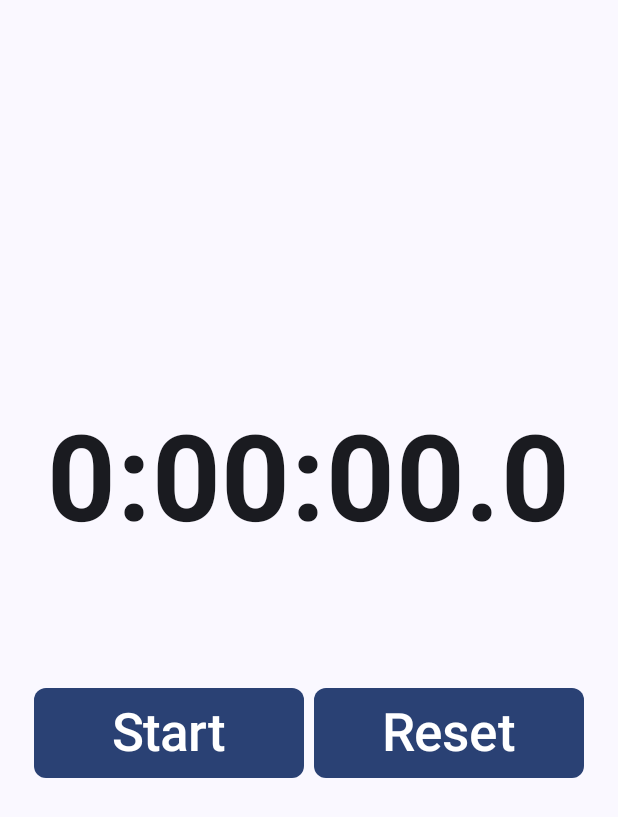
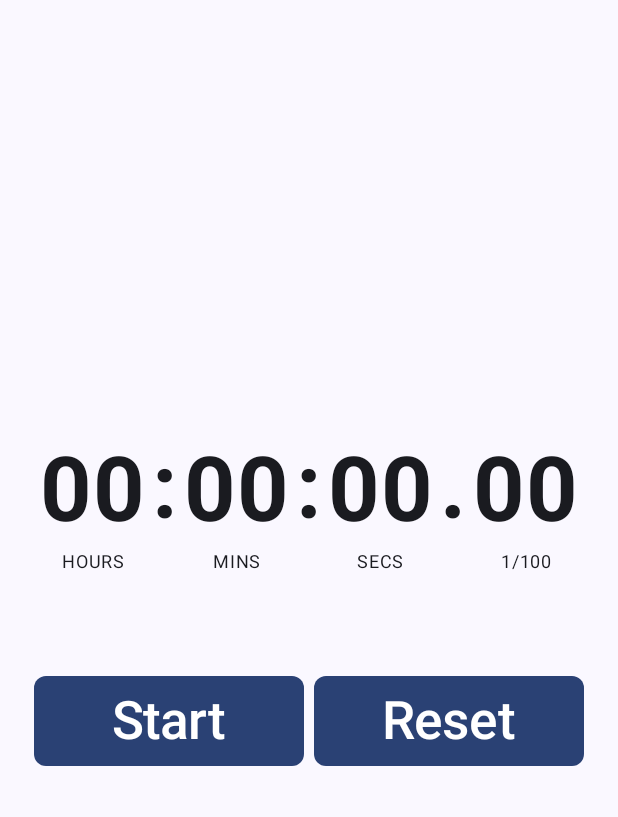
Before and after one commit to scottysyntax/stopwatchapp, an Android app built with Jetpack Compose: the screen it shows after launch (MainActivity), on a phone screen of 412 x 824 dp. Shown: the top 817 px of the screen. Run offline under Robolectric (Android 15) with nearby library versions, the phone set to English and light mode, and no system bars.

Commit message:
font and alighment changes, new labels

```diff
--- a/app/build.gradle.kts
+++ b/app/build.gradle.kts
@@ -41,6 +41,22 @@ android {
 
 dependencies {
 
+    // Import the Compose BOM
+    implementation(platform("androidx.compose:compose-bom:2024.06.00"))
+
+    // Add core Compose libraries without version numbers
+    implementation("androidx.compose.ui:ui")
+    implementation("androidx.compose.ui:ui-graphics")
+    implementation("androidx.compose.ui:ui-tooling-preview")
+    implementation("androidx.compose.material3:material3")
+    implementation("androidx.compose.ui:ui-tooling")
+    implementation("androidx.activity:activity-compose")
+
+    // The ui-layout dependency should not have a version
+    //implementation("androidx.compose.ui:ui-layout")
+
+    //implementation("androidx.compose.ui:ui-layout:1.7.0")
+
     implementation(libs.androidx.core.ktx)
     implementation(libs.androidx.lifecycle.runtime.ktx)
     implementation(libs.androidx.activity.compose)
--- a/app/src/main/java/com/example/stopwatchapp/MainActivity.kt
+++ b/app/src/main/java/com/example/stopwatchapp/MainActivity.kt
@@ -58,6 +58,13 @@ fun StopwatchScreen() {
         }
     }
 
+    // New way to extract time values for individual display
+    val totalSeconds = elapsedTimeInMillis / 1000
+    val hours = TimeUnit.SECONDS.toHours(totalSeconds)
+    val minutes = TimeUnit.SECONDS.toMinutes(totalSeconds) % 60
+    val secs = totalSeconds % 60
+    val hundredths = (elapsedTimeInMillis % 1000) / 10
+
     // Main Column
     Column(
         modifier = Modifier.fillMaxSize(),
@@ -65,19 +72,58 @@ fun StopwatchScreen() {
         horizontalAlignment = Alignment.CenterHorizontally
     ) {
         // Sets the font attributes for the numbers
+        /*
         Text(
             text = formatTime(elapsedTimeInMillis   ),
             fontSize = 80.sp,
             fontWeight = FontWeight.Bold,
             modifier = Modifier.padding(bottom = 60.dp)
         )
-
+        */
+        // Row to hold all the number columns
+        Row(
+            modifier = Modifier.padding(bottom = 32.dp),
+            verticalAlignment = Alignment.Bottom
+        )
+        {
+            TimeSection(number = String.format("%02d", hours), label = "HOURS")
+            Text(
+                text = ":",
+                fontSize = 60.sp,
+                fontWeight = FontWeight.Bold,
+                modifier = Modifier
+                    .alignByBaseline()
+                    .offset(y = 8.dp)
+            )
+            TimeSection(number = String.format("%02d", minutes), label = "MINS")
+            Text(
+                text = ":",
+                fontSize = 60.sp,
+                fontWeight = FontWeight.Bold,
+                modifier = Modifier
+                    .alignByBaseline()
+                    .offset(y = 2.dp)
+            )
+            TimeSection(number = String.format("%02d", secs), label = "SECS")
+            Text(
+                text = ".",
+                fontSize = 60.sp,
+                fontWeight = FontWeight.Bold,
+                modifier = Modifier
+                    .alignByBaseline()
+                    .offset(y = 2.dp)
+            )
+            TimeSection(number = String.format("%02d", hundredths), label = "1/100")
+        }
         // Button row
         Row(
             horizontalArrangement = Arrangement.SpaceEvenly,
             modifier = Modifier
                 .fillMaxWidth()
-                .padding(horizontal = 16.dp, vertical = 32.dp)
+                .padding(
+                    horizontal = 16.dp,
+                    vertical = 32.dp
+                )
         ) {
             // Change the Start button display to Pause, Resume, or Start, depending.
             Button(
@@ -114,6 +160,24 @@ fun StopwatchScreen() {
     } //end Main Column
 } // end fun StopwatchScreen
 
+// composable to display each number and its label
+// A new composable to display each number and its label
+@Composable
+fun TimeSection(number: String, label: String) {
+    Column(horizontalAlignment = Alignment.CenterHorizontally, modifier = Modifier.padding(horizontal = 4.dp)) {
+        Text(
+            text = number,
+            fontSize = 60.sp,
+            fontWeight = FontWeight.Bold,
+            modifier = Modifier.padding(top = 10.dp) //// Test with a different modifier
+        )
+        Text(
+            text = label,
+            fontSize = 12.sp
+        )
+    }
+}
+/*
 private fun formatTime(timeInMillis: Long): String {
     // determine the seconds by dividing milliseconds by 1000
     val totalSeconds = timeInMillis / 1000
@@ -127,6 +191,7 @@ private fun formatTime(timeInMillis: Long): String {
     return String.format("%01d:%02d:%02d.%01d", hours, minutes, secs, hundredths/10)
     //return String.format(":%02d", hundredths)
 }
+*/
 
 @Preview(showBackground = true)
 @Composable
```
